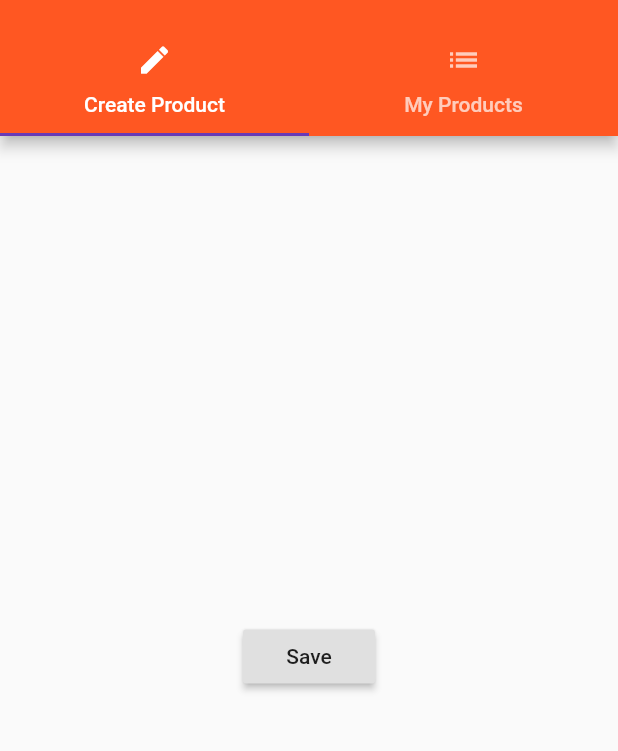
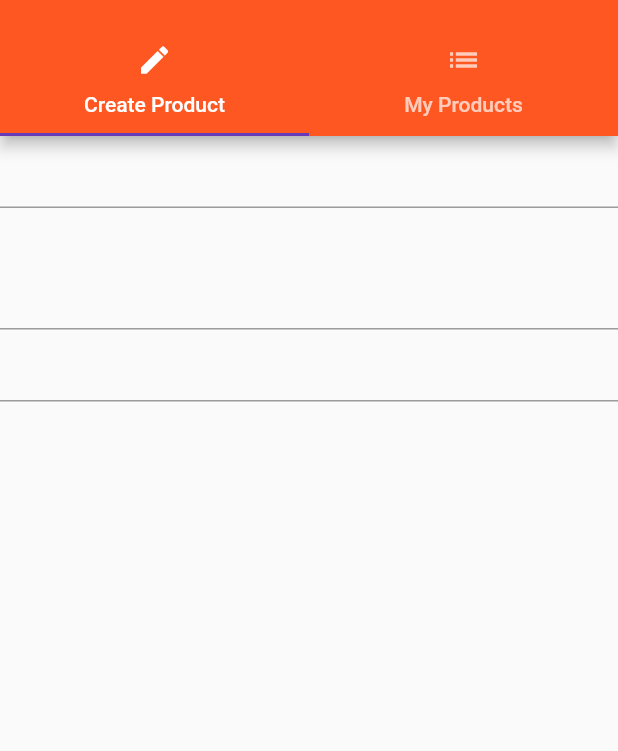
Before and after one commit to xandebianchi/flutter_course, a Flutter app: the ProductAdminPage screen opened by its route, on a phone screen of 412 x 824 dp, the part 59-810 px from its top. Run offline on Flutter 3.47's test engine with Material 2 defaults, Android fonts, the phone set to English and light mode, and no system bars.

Commit message:
continuing 26.4

```diff
--- a/lib/pages/product_create.dart
+++ b/lib/pages/product_create.dart
@@ -1,21 +1,32 @@
 import 'package:flutter/material.dart';
 
-class ProductCreatePage extends StatelessWidget {
+class ProductCreatePage extends StatefulWidget {
+  @override
+  State<StatefulWidget> createState() {
+    return _ProductCreatePageState();
+  }
+}
+
+class _ProductCreatePageState extends State<ProductCreatePage> {
+  String titleValue = '';
+
   @override
   Widget build(BuildContext context) {
-    return Center(
-      child: RaisedButton(
-        child: Text('Save'),
-        onPressed: () {
-          showModalBottomSheet(
-              context: context,
-              builder: (BuildContext context) {
-                return Center(
-                  child: Text('This is a Modal!'),
-                );
-              });
-        },
-      ),
+    return Column(
+      children: <Widget>[
+        TextField(
+          onChanged: (String value) {
+            setState(() {
+              titleValue = value;
+            });
+          },
+        ),
+        TextField(keyboardType: TextInputType.multiline, maxLines: 3),
+        TextField(
+          keyboardType: TextInputType.number,
+        ),
+        Text(titleValue)
+      ],
     );
   }
 }
```
